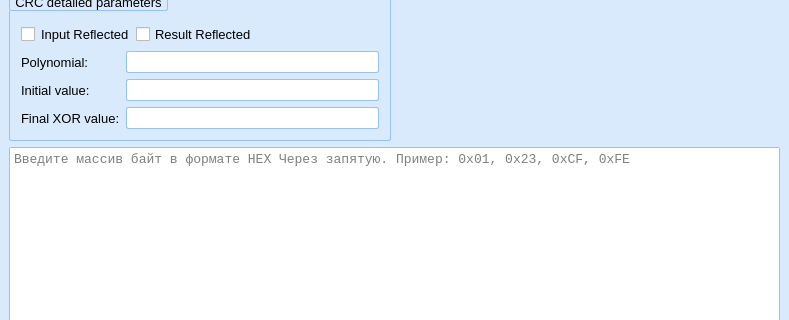
This is mainwindow.ui in Solderingironspb/CRC-Calculator-by-Solderingiron as Qt 5 draws it before an edit; both pictures show x 0 to 789 and y 172 to 492 of the 789 by 669 pixel window. The edited form follows.
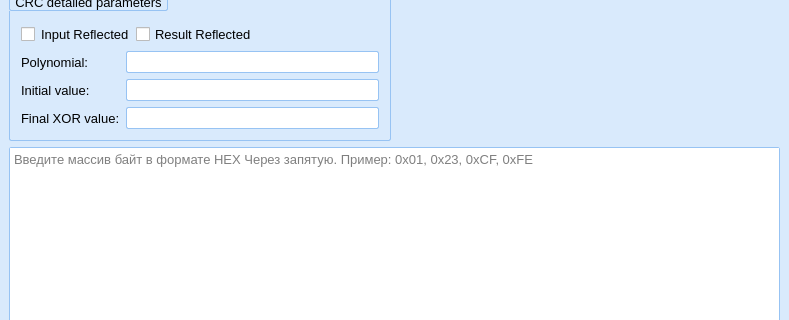
This is the edited form. Icons and pictures are not drawn.

Diff of the .ui file:
```diff
--- a/mainwindow.ui
+++ b/mainwindow.ui
@@ -517,7 +517,6 @@
      <widget class="QTextEdit" name="textEdit">
       <property name="font">
        <font>
-        <family>Consolas</family>
         <pointsize>10</pointsize>
        </font>
       </property>
```
Left out of the diff: 37 changed lines with no effect on the pictures.
